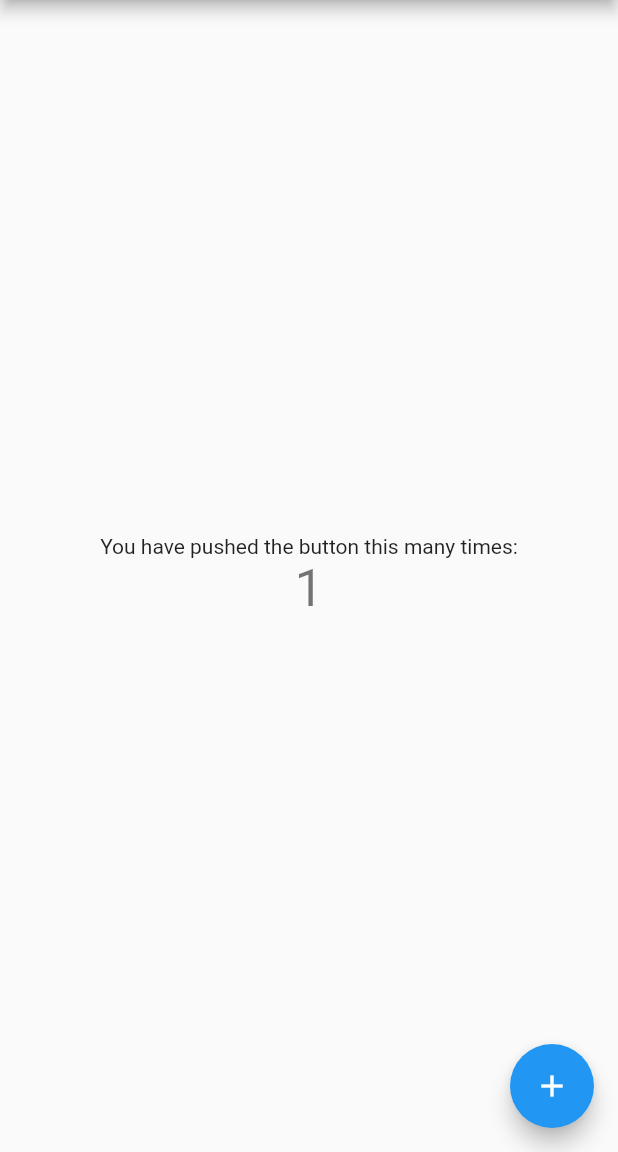
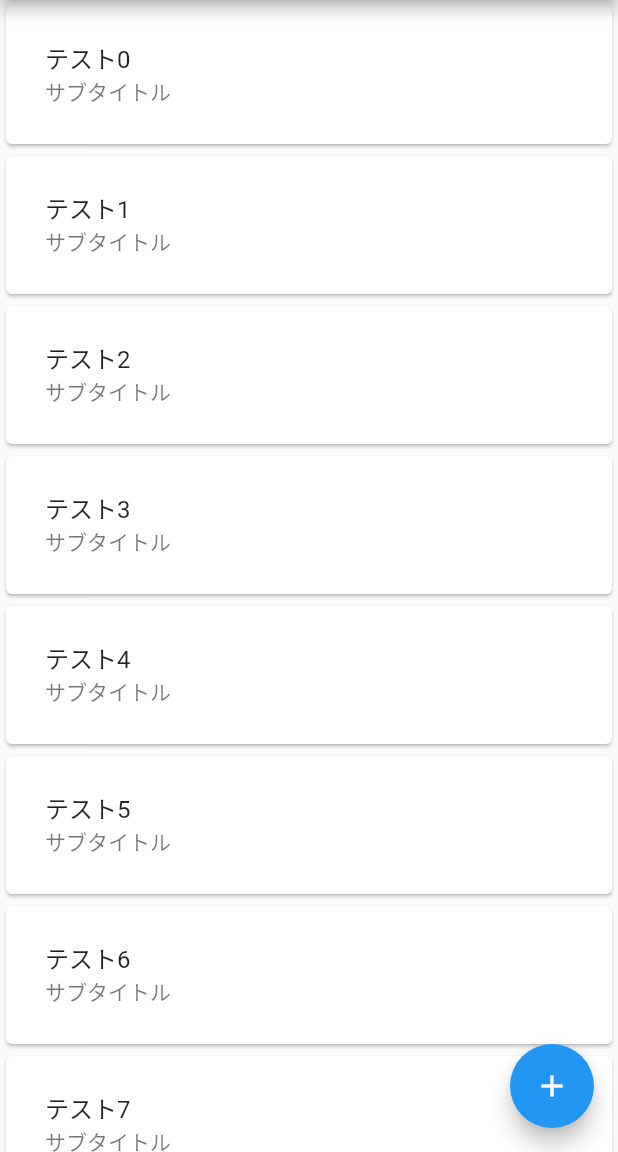
Before and after one commit to reika178/my_todo_app, a Flutter app: the screen it shows after launch, after a tap on the "add" icon, on a phone screen of 412 x 824 dp, the part 84-1236 px from its top. Run offline on Flutter 3.47's test engine with Material 2 defaults, Android fonts, the phone set to English and light mode, and no system bars.

Commit message:
カードとボタンつけた
DB作りたい

```diff
--- a/lib/main.dart
+++ b/lib/main.dart
@@ -28,39 +28,40 @@ class MyHomePage extends StatefulWidget {
 }
 
 class _MyHomePageState extends State<MyHomePage> {
-  int _counter = 0;
-
-  void _incrementCounter() {
-    setState(() {
-
-      _counter++;
-    });
-  }
-
   @override
   Widget build(BuildContext context) {
     return Scaffold(
       appBar: AppBar(
-        title: Text(widget.title),
+        title: Text('My Todo'),
       ),
-      body: Center(
-        child: Column(
-          mainAxisAlignment: MainAxisAlignment.center,
-          children: <Widget>[
-            Text(
-              'You have pushed the button this many times:',
+      body: ListView(
+        children: List.generate(10, (index) {
+          return InkWell(
+            onTap: (){
+
+            },
+            child: Card(
+              child: Column(
+                children: <Widget>[
+                  Container(
+                    margin: EdgeInsets.all(10.0),
+                    child: ListTile(
+                      title: Text("テスト$index"),
+                      subtitle: Text("サブタイトル"),
+                    )
+                  ),
+                ],
+              ),
             ),
-            Text(
-              '$_counter',
-              style: Theme.of(context).textTheme.headline4,
-            ),
-          ],
+          );
+        }
         ),
       ),
-      floatingActionButton: FloatingActionButton(
-        onPressed: _incrementCounter,
-        tooltip: 'Increment',
-        child: Icon(Icons.add),
+      floatingActionButton: new FloatingActionButton(
+          child: new Icon(Icons.add),
+          onPressed: () {
+
+          },
       ),
     );
   }
--- a/pubspec.yaml
+++ b/pubspec.yaml
@@ -23,6 +23,8 @@ environment:
 dependencies:
   flutter:
     sdk: flutter
+  sqflite:
+  path:
 
 
   # The following adds the Cupertino Icons font to your application.
```
Also changed, not shown: pubspec.lock, 7 other files.
